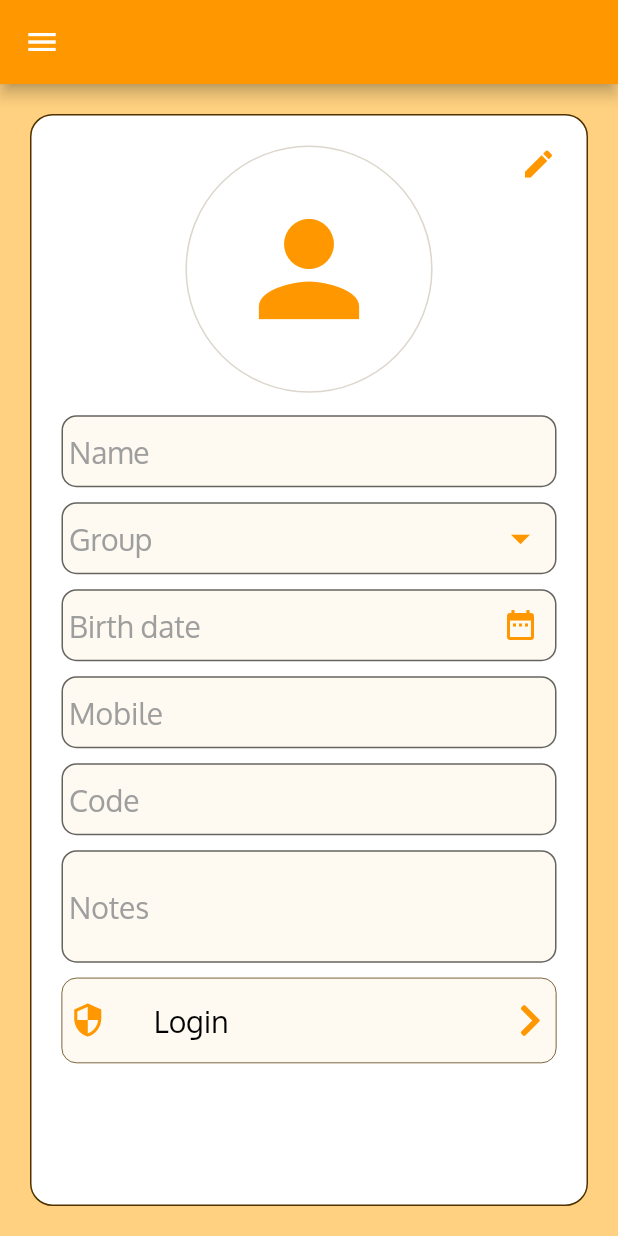
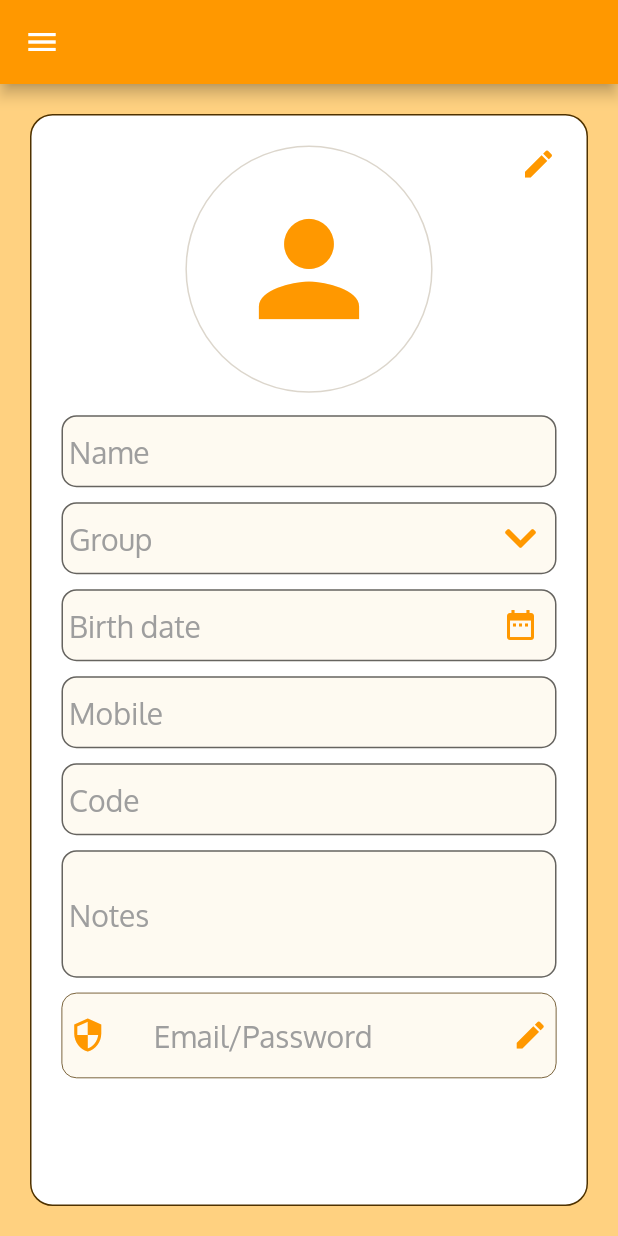
Before and after one commit to Mina-Nabil/StMaryFC, a Flutter app: the HomeScreen screen opened directly, in the side drawer, after a tap on "View your profile", on a phone screen of 412 x 824 dp. Run offline on Flutter 3.47's test engine with Material 2 defaults, Android fonts, the light colour scheme and no system bars; our stand-ins replace connectivity, flutter_secure_storage, font_awesome_flutter, image_cropper, image_picker, page_transition and 1 more; accounts and stored records are empty; network calls fail.

Commit message:
Enhace Edit email/password widgets

```diff
--- a/lib/screens/AddUsersScreen.dart
+++ b/lib/screens/AddUsersScreen.dart
@@ -5,7 +5,6 @@ import 'package:StMaryFA/models/User.dart';
 import 'package:StMaryFA/providers/GroupsProvider.dart';
 import 'package:StMaryFA/providers/UsersProvider.dart';
 import 'package:StMaryFA/screens/HomeScreen.dart';
-import 'package:StMaryFA/widgets/EditLoginInfo.dart';
 import 'package:flutter/cupertino.dart';
 import 'package:flutter/material.dart';
 import 'package:font_awesome_flutter/font_awesome_flutter.dart';
@@ -16,23 +15,23 @@ import 'package:provider/provider.dart';
 
 enum UserScreenMode  {add, view, edit}
 
-class AddUsersScreen extends StatefulWidget {
+class UserScreen extends StatefulWidget {
   @override
-  _AddUsersScreenState createState() => _AddUsersScreenState();
+  _UserScreenState createState() => _UserScreenState();
 
-  AddUsersScreen() {
+  UserScreen() {
     user = User.empty();
     mode = UserScreenMode.add;
   }
 
-  AddUsersScreen.view(this.user, {this.extra}) {mode = UserScreenMode.view;}
+  UserScreen.view(this.user, {this.extra}) {mode = UserScreenMode.view;}
 
   User user;
   UserScreenMode mode;
   Widget extra;
 }
 
-class _AddUsersScreenState extends State<AddUsersScreen> {
+class _UserScreenState extends State<UserScreen> {
 
   File _selectedImage;
 
@@ -82,6 +81,7 @@ class _AddUsersScreenState extends State<AddUsersScreen> {
   @override
   Widget build(BuildContext context) {
 
+    TextStyle fieldTextStyle = _viewMode() ? Theme.of(context).textTheme.bodyText1.copyWith(color: Colors.grey): Theme.of(context).textTheme.bodyText1;
     return Column(children: [
       Expanded(
         child: Container(
@@ -134,7 +134,7 @@ class _AddUsersScreenState extends State<AddUsersScreen> {
                         margin: EdgeInsets.symmetric(vertical: 5),
                         child: TextFormField(
                           decoration: InputDecoration(hintText: "Name"),
-                          style: Theme.of(context).textTheme.bodyText1,
+                          style: fieldTextStyle,
                           onChanged: null,
                           readOnly: _viewMode(),
                           controller: _nameController,
@@ -149,14 +149,14 @@ class _AddUsersScreenState extends State<AddUsersScreen> {
                         margin: EdgeInsets.symmetric(vertical: 5),
                         child: TextFormField(
                           decoration: InputDecoration(
-                            suffixIcon: Icon(Icons.arrow_drop_down,size: 30, color: Theme.of(context).primaryColor,),
+                            suffixIcon: Icon(FontAwesomeIcons.chevronDown, color: Theme.of(context).primaryColor,),
                             hintText: "Group"
                           ),
-                          style: Theme.of(context).textTheme.bodyText1,
+                          style: fieldTextStyle,
                           onChanged: null,
                           readOnly: true,
                           controller: _groupController,
-                          onTap: _viewMode()? null : () {
+                          onTap: _viewMode() ? null : () {
                             List<Group> groups = Provider.of<GroupsProvider>(context, listen: false).groups;
                             _groupController.value = TextEditingValue(text:  groups[1].name);
 
@@ -209,7 +209,7 @@ class _AddUsersScreenState extends State<AddUsersScreen> {
                             hintText: "Birth date",
                             suffixIcon: Icon(Icons.date_range,size: 24, color: Theme.of(context).primaryColor,)
                           ),
-                          style: Theme.of(context).textTheme.bodyText1,
+                          style: fieldTextStyle,
                           readOnly: true,
                           controller: _birthdateController,
                           onTap: _viewMode() ? null : () {
@@ -255,7 +255,7 @@ class _AddUsersScreenState extends State<AddUsersScreen> {
                         margin: EdgeInsets.symmetric(vertical: 5),
                         child: TextFormField(
                           decoration: InputDecoration(hintText: "Mobile"),
-                          style: Theme.of(context).textTheme.bodyText1,
+                          style: fieldTextStyle,
                           onChanged: null,
                           readOnly:  _viewMode(),
                           keyboardType: TextInputType.number,
@@ -273,7 +273,7 @@ class _AddUsersScreenState extends State<AddUsersScreen> {
                         margin: EdgeInsets.symmetric(vertical: 5),
                         child: TextFormField(
                           decoration: InputDecoration(hintText: "Code"),
-                          style: Theme.of(context).textTheme.bodyText1,
+                          style: fieldTextStyle,
                           onChanged: null,
                           readOnly: _viewMode(),
                           controller: _codeController,
@@ -285,8 +285,8 @@ class _AddUsersScreenState extends State<AddUsersScreen> {
                         margin: EdgeInsets.symmetric(vertical: 5),
                         child: TextFormField(
                           maxLines: 3,
-                          decoration: InputDecoration(hintText: "\nNotes",),
-                          style: Theme.of(context).textTheme.bodyText1,
+                          decoration: InputDecoration(hintText: "\nNotes",contentPadding: EdgeInsets.all(5)),
+                          style: fieldTextStyle,
                           onChanged: null,
                           readOnly: _viewMode(),
                           onSaved: (notes) {widget.user.notes = notes;},
@@ -310,7 +310,7 @@ class _AddUsersScreenState extends State<AddUsersScreen> {
               child: _getControlIconButton(),
             ),
 
-            if(widget.mode == UserScreenMode.edit) /*Cancel Button*/
+            if(widget.mode == UserScreenMode.edit) /*Cancel Icon*/
             Align(
               alignment: Alignment.topLeft,
               child: IconButton(
--- a/lib/screens/ProfileScreen.dart
+++ b/lib/screens/ProfileScreen.dart
@@ -17,7 +17,7 @@ class ProfileScreen extends StatelessWidget {
       drawer: DefDrawer(),
       body: Column(
         children: [
-          Expanded(child: AddUsersScreen.view(Provider.of<Auth>(context).currentUser, extra: EditLoginInfo(),)),
+          Expanded(child: UserScreen.view(Provider.of<Auth>(context).currentUser, extra: EditLoginInfo(),)),
           //SizedBox(height: 5,),
           //EditLoginInfo(),
         ],
--- a/lib/screens/SettingsScreen.dart
+++ b/lib/screens/SettingsScreen.dart
@@ -32,7 +32,7 @@ class _SettingsScreenState extends State<SettingsScreen> {
           onPageChanged: (i) => changeIndex(i),
           children: [
             GroupsScreen(),
-            AddUsersScreen(),
+            UserScreen(),
           ],
       ),
       bottomNavigationBar: BottomNavigationBar(
--- a/lib/widgets/EditLoginInfo.dart
+++ b/lib/widgets/EditLoginInfo.dart
@@ -24,8 +24,8 @@ class _EditLoginInfoState extends State<EditLoginInfo> {
       child: Column(children: [
         ListTile(
           leading: Icon(Icons.security, color: Theme.of(context).iconTheme.color,),
-          title: Text("Login", style: Theme.of(context).textTheme.bodyText1),
-          trailing: Icon(_open ? FontAwesomeIcons.chevronDown : FontAwesomeIcons.chevronRight,  color: Theme.of(context).iconTheme.color,),
+          title: Text("Email/Password", style: Theme.of(context).textTheme.bodyText1.copyWith(color: _open ? Colors.black: Colors.grey)),
+          trailing: Icon(_open ? FontAwesomeIcons.chevronDown : Icons.edit,  color: Theme.of(context).iconTheme.color,),
           contentPadding: EdgeInsets.zero,
           onTap: () =>
             setState(() {
```
